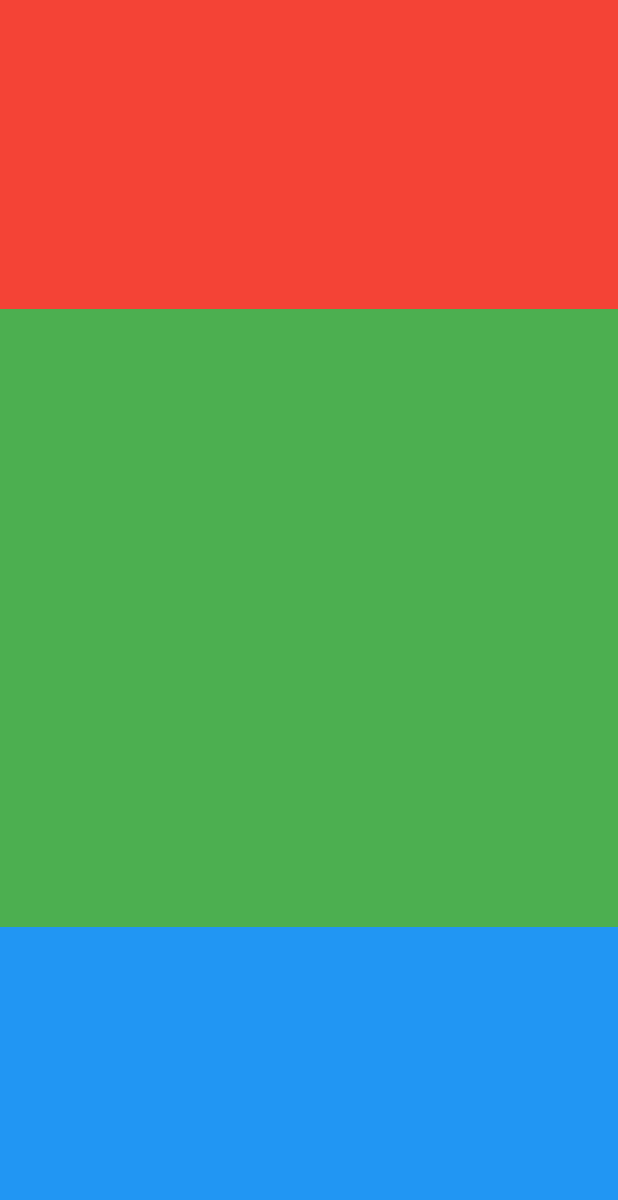
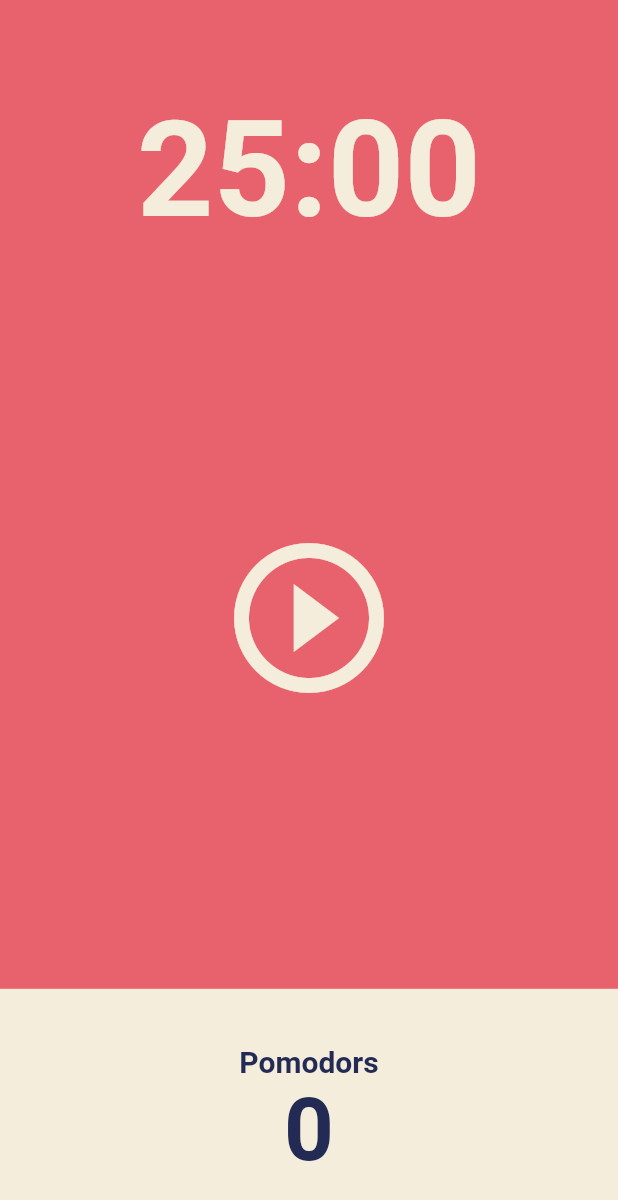
Before and after one commit to ara-zo/pomodoro_app, a Flutter app: the screen it shows after launch, on a phone screen of 412 x 824 dp. Shown: the top 1200 px of the screen. Run offline on Flutter 3.47's test engine with Material 2 defaults, Android fonts, the phone set to English and light mode, and no system bars.

Commit message:
:lipstick: 화면만들기

```diff
--- a/lib/main.dart
+++ b/lib/main.dart
@@ -32,8 +32,6 @@ class MyApp extends StatelessWidget {
 
 class MyHomePage extends StatefulWidget {
   const MyHomePage({super.key, required this.title});
-
-
 
   final String title;
 
--- a/lib/screens/home_screen.dart
+++ b/lib/screens/home_screen.dart
@@ -11,31 +11,73 @@ class _HomeScreenState extends State<HomeScreen> {
   @override
   Widget build(BuildContext context) {
     return Scaffold(
+      backgroundColor: Theme.of(context).colorScheme.background,
       body: Column(
         children: [
-          // UI 비율에 기반해서 더 유연하게 만들 수 있음
           Flexible(
             flex: 1,
             child: Container(
-              decoration: const BoxDecoration(
-                color: Colors.red,
+              alignment: Alignment.bottomCenter,
+              child: Text(
+                '25:00',
+                style: TextStyle(
+                  color: Theme.of(context).cardColor,
+                  fontSize: 89,
+                  fontWeight: FontWeight.w600,
+                ),
               ),
             ),
           ),
           Flexible(
-            flex: 2,
-            child: Container(
-              decoration: const BoxDecoration(
-                color: Colors.green,
+            flex: 3,
+            child: Center(
+              child: IconButton(
+                iconSize: 120,
+                color: Theme.of(context).cardColor,
+                onPressed: () {},
+                icon: const Icon(
+                  Icons.play_circle_outline,
+                ),
               ),
             ),
           ),
           Flexible(
             flex: 1,
-            child: Container(
-              decoration: const BoxDecoration(
-                color: Colors.blue,
-              ),
+            child: Row(
+              children: [
+                Expanded(
+                  child: Container(
+                    decoration: BoxDecoration(
+                      color: Theme.of(context).cardColor,
+                    ),
+                    child: Column(
+                      mainAxisAlignment: MainAxisAlignment.center,
+                      children: [
+                        Text(
+                          'Pomodors',
+                          style: TextStyle(
+                              fontSize: 20,
+                              color: Theme.of(context)
+                                  .textTheme
+                                  .displayLarge!
+                                  .color,
+                              fontWeight: FontWeight.w600),
+                        ),
+                        Text(
+                          '0',
+                          style: TextStyle(
+                              fontSize: 58,
+                              color: Theme.of(context)
+                                  .textTheme
+                                  .displayLarge!
+                                  .color,
+                              fontWeight: FontWeight.w600),
+                        ),
+                      ],
+                    ),
+                  ),
+                ),
+              ],
             ),
           ),
         ],
```
